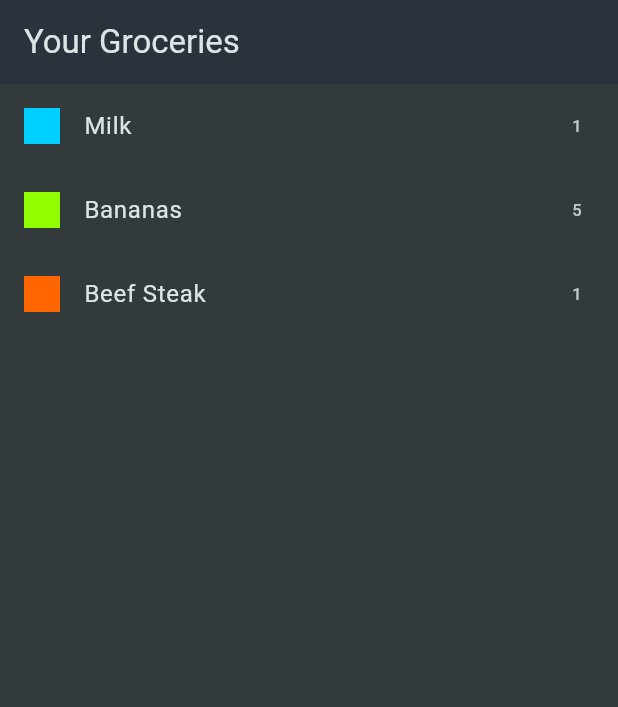
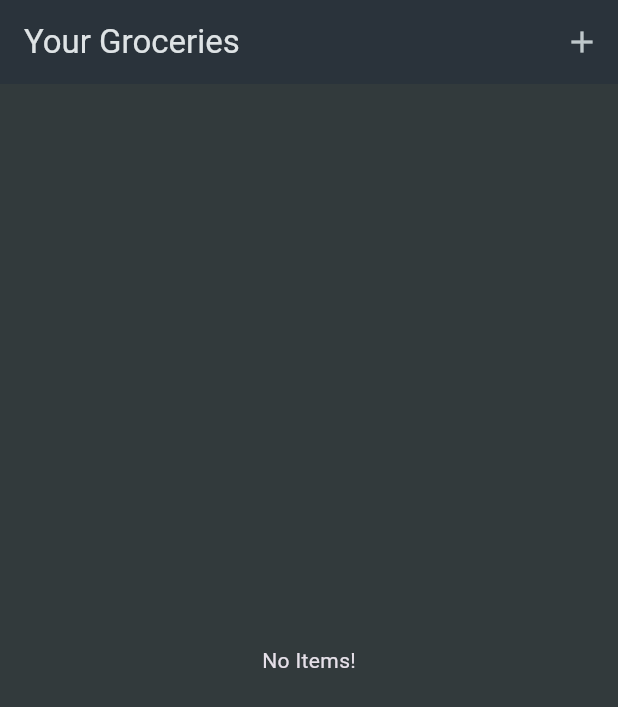
Before and after one commit to aimen-zeffani-ne/shopping_llist_app, a Flutter app: the screen it shows after launch, on a phone screen of 412 x 824 dp. Shown: the top 707 px of the screen. Run offline on Flutter 3.47's test engine with Material 3 defaults, Android fonts, the phone set to English and light mode, and no system bars.

Commit message:
add add-item feature

```diff
--- a/lib/data/dummy_items.dart
+++ /dev/null
@@ -1,21 +0,0 @@
-import 'package:shopping_list_app/models/grocery_item.dart';
-import 'package:shopping_list_app/models/category.dart';
-import 'package:shopping_list_app/data/categories.dart';
-
-final groceryItems = [
-  GroceryItem(
-      id: 'a',
-      name: 'Milk',
-      quantity: 1,
-      category: categories[Categories.dairy]!),
-  GroceryItem(
-      id: 'b',
-      name: 'Bananas',
-      quantity: 5,
-      category: categories[Categories.fruit]!),
-  GroceryItem(
-      id: 'c',
-      name: 'Beef Steak',
-      quantity: 1,
-      category: categories[Categories.meat]!),
-];
--- a/lib/widgets/grocery_list.dart
+++ b/lib/widgets/grocery_list.dart
@@ -1,29 +1,79 @@
 import 'package:flutter/material.dart';
-import 'package:shopping_list_app/data/dummy_items.dart';
+import 'package:shopping_list_app/models/grocery_item.dart';
+import 'package:shopping_list_app/widgets/new_item.dart';
 
-class GroceryList extends StatelessWidget {
+class GroceryList extends StatefulWidget {
   const GroceryList({super.key});
 
   @override
+  State<GroceryList> createState() => _GroceryListState();
+}
+
+class _GroceryListState extends State<GroceryList> {
+  final List<GroceryItem> _groceryItems = [];
+
+  void _addItem() async {
+    final newItem = await Navigator.of(context).push<GroceryItem>(
+      MaterialPageRoute(
+        builder: (ctx) => const NewItem(),
+      ),
+    );
+    if (newItem == null) {
+      return;
+    }
+    setState(
+      () {
+        _groceryItems.add(newItem);
+      },
+    );
+  }
+
+  @override
   Widget build(BuildContext context) {
+    Widget content = const Center(
+      child: Text('No Items!'),
+    );
+
+    if (_groceryItems.isNotEmpty) {
+      setState(
+        () {
+          content = ListView.builder(
+            itemCount: _groceryItems.length,
+            itemBuilder: (ctx, index) => Dismissible(
+              key: ValueKey(index),
+              onDismissed: (direction) {
+                setState(() {
+                  _groceryItems.remove(_groceryItems[index]);
+                });
+              },
+              child: ListTile(
+                title: Text(_groceryItems[index].name),
+                leading: Container(
+                  width: 24,
+                  height: 24,
+                  color: _groceryItems[index].category.color,
+                ),
+                trailing: Text(
+                  _groceryItems[index].quantity.toString(),
+                ),
+              ),
+            ),
+          );
+        },
+      );
+    }
+
     return Scaffold(
       appBar: AppBar(
         title: const Text("Your Groceries"),
+        actions: [
+          IconButton(
+            onPressed: _addItem,
+            icon: const Icon(Icons.add),
+          ),
+        ],
       ),
-      body: ListView.builder(
-        itemCount: groceryItems.length,
-        itemBuilder: (ctx, index) => ListTile(
-          title: Text(groceryItems[index].name),
-          leading: Container(
-            width: 24,
-            height: 24,
-            color: groceryItems[index].category.color,
-          ),
-          trailing: Text(
-            groceryItems[index].quantity.toString(),
-          ),
-        ),
-      ),
+      body: content,
     );
   }
 }
```
Also changed, not shown: lib/widgets/new_item.dart (+125 -1 lines).
